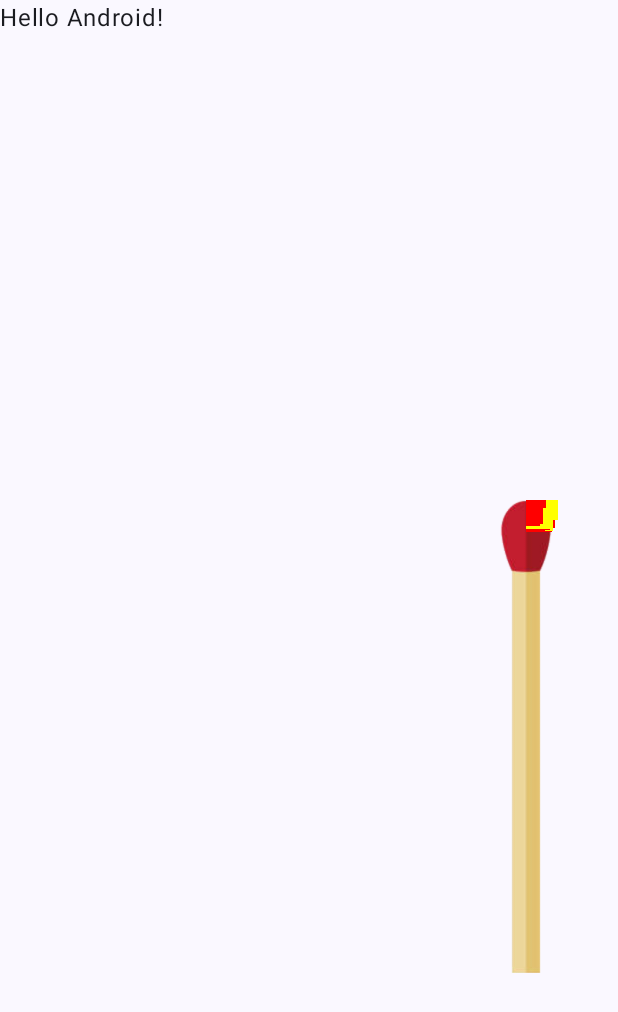
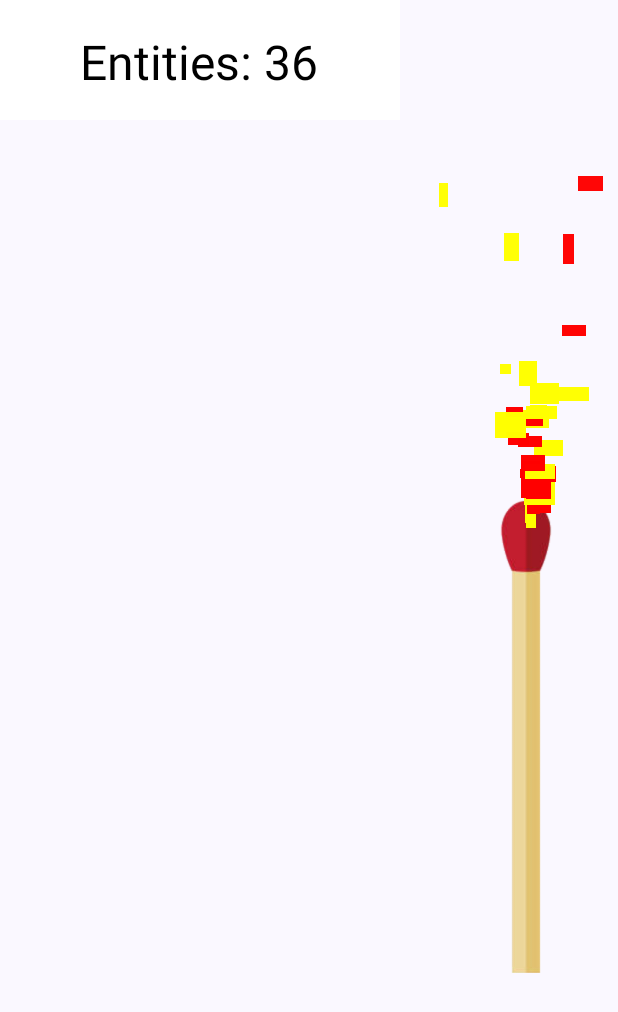
Before and after one commit to jschnall/ParticleOverlay, an Android app built with Jetpack Compose: the screen it shows after launch (MainActivity), on a phone screen of 412 x 824 dp. Shown: the top 1012 px of the screen. Run offline under Robolectric (Android 15) with nearby library versions, the phone set to English and light mode, and no system bars.

Commit message:
Render debug info. Engine now floating point based. Added exact, range and list parameter types for initializing particles.

```diff
--- a/app/src/main/java/dev/wary/particle/engine/Emitter.kt
+++ b/app/src/main/java/dev/wary/particle/engine/Emitter.kt
@@ -3,8 +3,7 @@ package dev.wary.particle.engine
 import android.graphics.Color
 import kotlin.math.abs
 import kotlin.random.Random
-import kotlin.random.nextInt
-import kotlin.random.nextLong
+
 
 fun interface ParticleBuilder {
     fun build(source: Source): Particle
@@ -34,18 +33,20 @@ class TemplateParticleBuilder(val template: Particle): ParticleBuilder {
 }
 
 class RangedParticleBuilder(val params: ParticleParams): ParticleBuilder {
-    override fun build(source: Source) = Particle(
-            lifeSpan = Random.nextLong(params.lifeSpan),
-            width = Random.nextInt(params.width),
-            height = Random.nextInt(params.height),
+    override fun build(source: Source): Particle {
+        return Particle(
+            lifeSpan = params.lifeSpan.value,
+            width = params.width.value,
+            height = params.height.value,
             position = source.startPosition().copy(),
-            velocity = Point(Random.nextInt(params.vx), Random.nextInt(params.vy)),
-            acceleration = Point(Random.nextInt(params.ax), Random.nextInt(params.ay)),
-            drawableResId = if (params.drawableResIds.isEmpty()) null else params.drawableResIds[Random.nextInt(params.drawableResIds.size)],
-            color = params.colors[Random.nextInt(params.colors.size)],
-            alpha = params.alpha?.let { Random.nextInt(it) },
-            alphaChange = Random.nextInt(params.alphaChange)
-    )
+            velocity = Point(params.vx.value, params.vy.value),
+            acceleration = Point(params.ax.value, params.ay.value),
+            drawableResId = params.drawableResIds?.value,
+            color = params.colors.value,
+            alpha = params.alpha?.let { params.alpha.value },
+            alphaChange = params.alphaChange.value
+        )
+    }
 }
 
 class PointEmitter(
@@ -53,8 +54,8 @@ class PointEmitter(
     val builder: ParticleBuilder,
 ): Entity(
     position = position,
-    width = 1,
-    height = 1
+    width = 1.0,
+    height = 1.0
 ), Emitter, Source {
     override fun emit() = builder.build(this)
     override fun startPosition() = position
@@ -73,14 +74,14 @@ class LineEmitter(
 
     override fun startPosition(): Point {
         if (end.x == start.x) {
-            return Point(start.x, Random.nextInt(minOf(start.y, end.y), maxOf(start.y, end.y) + 1))
+            return Point(start.x, Random.nextDouble(minOf(start.y, end.y), maxOf(start.y, end.y) + 1))
         }
 
         // y = mx + b
         val m = (end.y - start.y) / (end.x - start.x)
         val b = start.y - m * start.x
 
-        val x = Random.nextInt(minOf(start.x, end.x), maxOf(start.x, end.x) + 1)
+        val x = Random.nextDouble(minOf(start.x, end.x), maxOf(start.x, end.x) + 1)
         val y = m * x + b
 
         return Point(x, y)
@@ -92,11 +93,11 @@ class ParticleEmitter(
     val emitRate: Int = 0,
     val source: Source? = null,
     lifeSpan: Long,
-    width: Int,
-    height: Int,
+    width: Double,
+    height: Double,
     position: Point,
-    velocity: Point = Point(0, 0),
-    acceleration: Point = Point(0, 0),
+    velocity: Point = Point(0.0, 0.0),
+    acceleration: Point = Point(0.0, 0.0),
     drawableResId: Int? = null,
     color: Int = Color.TRANSPARENT
 ): Particle(
--- a/app/src/main/java/dev/wary/particle/engine/Engine.kt
+++ b/app/src/main/java/dev/wary/particle/engine/Engine.kt
@@ -2,9 +2,6 @@ package dev.wary.particle.engine
 
 import android.content.Context
 import android.graphics.Canvas
-import android.graphics.Rect
-import java.util.logging.Logger
-import kotlin.math.abs
 
 enum class OverflowPolicy {
     DO_NOT_CREATE,
@@ -23,7 +20,7 @@ class ParticleEngine(
     val maxCapacity: Int = 10_000,
     val overflowPolicy: OverflowPolicy = OverflowPolicy.DO_NOT_CREATE
 ) {
-    val bounds = Rect(0, 0, 0, 0)
+    val bounds = Rect(0.0, 0.0, 0.0, 0.0)
     val entities = mutableListOf<Entity>()
     var startIndex = 0
     var lastUpdateTime = 0L
@@ -33,19 +30,20 @@ class ParticleEngine(
     }
 
     fun onSizeChanged(width: Int, height: Int) {
-        bounds.right = width
-        bounds.bottom = height
+        bounds.right = width.toDouble()
+        bounds.bottom = height.toDouble()
     }
 
-    fun draw(canvas: Canvas, context: Context) {
+    fun onDraw(canvas: Canvas, context: Context) {
         for (entity in entities) {
             if (entity is Particle) {
                 renderer.drawParticle(entity, canvas, context)
             }
         }
+        if (DEBUG) renderer.drawDebugInfo(canvas, this)
     }
 
-    fun update(currentTime: Long) {
+    fun onUpdate(currentTime: Long) {
         val elapsedTime = if (lastUpdateTime == 0L) 1 else currentTime - lastUpdateTime
         lastUpdateTime = currentTime
 
@@ -83,21 +81,21 @@ class ParticleEngine(
     }
 
     private fun updateParticle(particle: Particle, elapsedTime: Long) {
-        val vxFrame = (particle.velocity.x / elapsedTime).toInt()
-        val vyFrame = (particle.velocity.y / elapsedTime).toInt()
+        val vxFrame = particle.velocity.x * elapsedTime
+        val vyFrame = particle.velocity.y * elapsedTime
 
         handleCollisions(particle, vxFrame, vyFrame)
 
         particle.lifeSpan -= elapsedTime
-        particle.velocity.x += (particle.acceleration.x / elapsedTime).toInt()
-        particle.velocity.y += (particle.acceleration.y / elapsedTime).toInt()
+        particle.velocity.x += particle.acceleration.x * elapsedTime
+        particle.velocity.y += particle.acceleration.y * elapsedTime
 
         particle.alpha?.let {
-            particle.alpha = (it + (particle.alphaChange / elapsedTime)).toInt().coerceIn(0, 255)
+            particle.alpha = (it + (particle.alphaChange * elapsedTime)).coerceIn(0.0, 255.0)
         }
     }
 
-    private fun handleCollisions(particle: Particle, vxFrame: Int, vyFrame: Int) {
+    private fun handleCollisions(particle: Particle, vxFrame: Double, vyFrame: Double) {
         var collision = false
         if (edgeCollisions && collidesWithEdge(particle, vxFrame, vyFrame)) {
             collision = true
@@ -115,7 +113,7 @@ class ParticleEngine(
         }
     }
 
-    private fun collidesWithEdge(particle: Particle, vxFrame: Int, vyFrame: Int): Boolean {
+    private fun collidesWithEdge(particle: Particle, vxFrame: Double, vyFrame: Double): Boolean {
         val newX = particle.position.x + vxFrame
         val newY = particle.position.y + vyFrame
 
@@ -152,4 +150,8 @@ class ParticleEngine(
 
         return result
     }
+
+    companion object {
+        const val DEBUG = true
+    }
 }
--- a/app/src/main/java/dev/wary/particle/engine/Particle.kt
+++ b/app/src/main/java/dev/wary/particle/engine/Particle.kt
@@ -2,15 +2,17 @@ package dev.wary.particle.engine
 
 import android.graphics.Color
 import java.util.logging.Logger
+import kotlin.random.Random
 
-data class Point(var x: Int, var y: Int)
+data class Point(var x: Double, var y: Double)
+data class Rect(var left: Double, var top: Double, var right: Double, var bottom: Double) {
+    val width: Double
+        get() = right - left
 
-enum class Offset {
-    NONE,
-    CENTER,
-    CENTER_VERTICAL,
-    CENTER_HORIZONTAL
+    val height: Double
+        get() = bottom - top
 }
+
 data class CollisionBehavior(
     val onEdgeCollision: ((Particle) -> Unit) = {
         Logger.getLogger("foo").info("Collision")
@@ -18,35 +20,69 @@ data class CollisionBehavior(
     val onParticleCollision: ((Particle) -> Unit) = {}
 )
 
-open class Entity(val position: Point, var width: Int, var height: Int)
+// TODO replace Entity with Rect?
+open class Entity(val position: Point, var width: Double, var height: Double)
 
 open class Particle(
     position: Point,
-    width: Int,
-    height: Int,
+    width: Double,
+    height: Double,
     var lifeSpan: Long,
-    val velocity: Point = Point(0, 0),
-    val acceleration: Point = Point(0, 0),
+    val velocity: Point = Point(0.0, 0.0),
+    val acceleration: Point = Point(0.0, 0.0),
     // val sizeDelta: Point,
-    var alpha: Int? = null,
-    val alphaChange: Int = 0,
+    var alpha: Double? = null,
+    val alphaChange: Double = 0.0,
     var drawableResId: Int? = null,
     var color: Int = Color.TRANSPARENT,
     // var colorDelta: Int,
     val collisionBehavior: CollisionBehavior = CollisionBehavior()
 ): Entity (position = position, width = width, height = height)
 
+interface Param<T> {
+    val value: T
+}
+
+class ExactParam<T>(val v: T): Param<T> {
+    override val value: T
+        get() = v
+}
+
+class ListParam<T>(val list: List<T>): Param<T> {
+    override val value: T
+        get() = list[Random.nextInt(0, list.size)]
+}
+
+fun <T> listParamOf(vararg items: T) = ListParam(items.toList())
+
+abstract class RangeParam<T>(val from: T, val toExclusive: T): Param<T>
+
+class IntRangeParam(from: Int, toExclusive: Int): RangeParam<Int>(from, toExclusive) {
+    override val value
+        get() = Random.nextInt(from, toExclusive)
+}
+
+class LongRangeParam(from: Long, toExclusive: Long): RangeParam<Long>(from, toExclusive) {
+    override val value
+        get() = Random.nextLong(from, toExclusive)
+}
+
+class DoubleRangeParam(from: Double, toExclusive: Double): RangeParam<Double>(from, toExclusive) {
+    override val value
+        get() = Random.nextDouble(from, toExclusive)
+}
+
 // Used to Initialize new particles
 data class ParticleParams(
-    val lifeSpan: LongRange, // Lifespan of particle in millis
-    val width: IntRange,
-    val height: IntRange,
-    val vx: IntRange,
-    val vy: IntRange,
-    val ax: IntRange,
-    val ay: IntRange,
-    val drawableResIds: List<Int> = emptyList(),
-    val colors: List<Int> = listOf(Color.TRANSPARENT),
-    val alpha: IntRange? = null,
-    val alphaChange: IntRange = IntRange(0, 0)
+    val lifeSpan: Param<Long>, // Lifespan of particle in millis
+    val width: Param<Double>,
+    val height: Param<Double>,
+    val vx: Param<Double>,
+    val vy: Param<Double>,
+    val ax: Param<Double>,
+    val ay: Param<Double>,
+    val drawableResIds: ListParam<Int>? = null,
+    val colors: Param<Int> = ListParam(listOf(Color.TRANSPARENT)),
+    val alpha: Param<Double>? = null,
+    val alphaChange: Param<Double> = ExactParam(0.0)
 )
--- a/app/src/main/java/dev/wary/particle/engine/Renderer.kt
+++ b/app/src/main/java/dev/wary/particle/engine/Renderer.kt
@@ -3,27 +3,35 @@ package dev.wary.particle.engine
 import android.content.Context
 import android.graphics.BlendMode
 import android.graphics.Canvas
+import android.graphics.Color
 import android.graphics.Paint
 import android.graphics.Rect
 import androidx.appcompat.content.res.AppCompatResources
-import androidx.core.graphics.withTranslation
-import java.util.logging.Logger
 
 
 class ParticleRenderer {
     private val paint = Paint()
     private val bounds = Rect(0,0,0,0)
 
+    fun drawDebugInfo(canvas: Canvas, engine: ParticleEngine) {
+        paint.alpha = 255
+        paint.color = Color.WHITE
+        canvas.drawRect(0f, 0f, 400f, 120f, paint)
+        paint.color = Color.BLACK
+        paint.textSize = 48f
+        canvas.drawText("Entities: ${engine.entities.size }", 80f, 80f, paint)
+    }
+
     fun drawParticle(particle: Particle, canvas: Canvas, context: Context) {
-        bounds.left = particle.position.x
-        bounds.right = particle.position.x + particle.width
-        bounds.top = particle.position.y
-        bounds.bottom = particle.position.y + particle.height
+        bounds.left = particle.position.x.toInt()
+        bounds.right = (particle.position.x + particle.width).toInt()
+        bounds.top = particle.position.y.toInt()
+        bounds.bottom = (particle.position.y + particle.height).toInt()
 
         // Draw background
         paint.color = particle.color
         particle.alpha?.let {
-            paint.alpha = it
+            paint.alpha = it.toInt()
         }
         canvas.drawRect(bounds, paint)
 
--- a/app/src/main/java/dev/wary/particle/ui/LineEmitterScreen.kt
+++ b/app/src/main/java/dev/wary/particle/ui/LineEmitterScreen.kt
@@ -1,26 +1,16 @@
 package dev.wary.particle.ui
 
-import androidx.compose.foundation.Canvas
-import androidx.compose.foundation.background
+import androidx.compose.foundation.layout.Box
 import androidx.compose.foundation.layout.fillMaxSize
 import androidx.compose.foundation.layout.padding
 import androidx.compose.material3.Scaffold
 import androidx.compose.material3.Text
 import androidx.compose.runtime.Composable
-import androidx.compose.runtime.LaunchedEffect
-import androidx.compose.runtime.MutableState
-import androidx.compose.runtime.getValue
 import androidx.compose.runtime.mutableStateOf
 import androidx.compose.runtime.neverEqualPolicy
 import androidx.compose.runtime.remember
-import androidx.compose.runtime.setValue
-import androidx.compose.runtime.withFrameMillis
+import androidx.compose.ui.Alignment
 import androidx.compose.ui.Modifier
-import androidx.compose.ui.draw.clipToBounds
-import androidx.compose.ui.graphics.Color
-import androidx.compose.ui.graphics.drawscope.drawIntoCanvas
-import androidx.compose.ui.graphics.nativeCanvas
-import androidx.compose.ui.platform.LocalContext
 import androidx.compose.ui.tooling.preview.Preview
 import dev.wary.particle.R
 import dev.wary.particle.engine.Entity
@@ -30,17 +20,15 @@ import dev.wary.particle.engine.ParticleEngine
 import dev.wary.particle.engine.Point
 import dev.wary.particle.engine.TemplateParticleBuilder
 import dev.wary.particle.ui.theme.MyApplicationTheme
-import java.util.logging.Logger
 
 @Composable
 fun LineEmitterScreen(modifier: Modifier = Modifier) {
     val engine = remember { mutableStateOf(buildLineEmitter(), neverEqualPolicy()) }
 
     Scaffold(modifier = Modifier.fillMaxSize()) { innerPadding ->
-        Greeting(
-            name = "Android",
-            modifier = Modifier.padding(innerPadding)
-        )
+        Box(modifier = Modifier.fillMaxSize()) {
+            Greeting(name = "This is a test ", modifier = modifier.align(Alignment.Center))
+        }
         ParticleOverlay(modifier = Modifier.fillMaxSize(), engine)
     }
 }
@@ -48,17 +36,17 @@ fun LineEmitterScreen(modifier: Modifier = Modifier) {
 fun buildLineEmitter(): ParticleEngine {
     val builder = TemplateParticleBuilder(
         Particle(
-            Point(1, 1),
-            width = 64,
-            height = 64,
+            Point(0.0, 0.0),
+            width = 64.0,
+            height = 64.0,
             lifeSpan = 7000,
-            velocity = Point(200, 120),
+            velocity = Point(2.0, 1.2),
             //color = Color.BLUE,
             drawableResId = R.drawable.snowflake
         )
     )
     val entities = mutableListOf<Entity>().apply {
-        add(LineEmitter(Point(1, 1), Point(1, 400), builder))
+        add(LineEmitter(Point(1.0, 1.0), Point(1.0, 400.0), builder))
     }
 
     return ParticleEngine(entities)
--- a/app/src/main/java/dev/wary/particle/ui/ParticleEmitterScreen.kt
+++ b/app/src/main/java/dev/wary/particle/ui/ParticleEmitterScreen.kt
@@ -15,8 +15,12 @@ import dev.wary.particle.engine.ParticleEmitter
 import dev.wary.particle.engine.ParticleEngine
 import dev.wary.particle.engine.ParticleParams
 import dev.wary.particle.engine.Point
-import dev.wary.particle.engine.PointEmitter
+import dev.wary.particle.engine.DoubleRangeParam
+import dev.wary.particle.engine.ExactParam
+import dev.wary.particle.engine.ListParam
+import dev.wary.particle.engine.LongRangeParam
 import dev.wary.particle.engine.RangedParticleBuilder
+import dev.wary.particle.engine.listParamOf
 
 @Composable
 fun ParticleEmitterScreen(modifier: Modifier = Modifier) {
@@ -34,25 +38,25 @@ fun ParticleEmitterScreen(modifier: Modifier = Modifier) {
 fun buildParticleEmitter(): ParticleEngine {
     val builder = RangedParticleBuilder(
         ParticleParams(
-            lifeSpan = LongRange(1000, 10_000),
-            width = IntRange(8, 32),
-            height = IntRange(8, 32),
-            vx = IntRange(-40, 40),
-            vy = IntRange(-40, -20),
-            ax = IntRange(0, 0),
-            ay = IntRange(0, 0),
-            colors = listOf(
+            lifeSpan = LongRangeParam(1000, 5000),
+            width = DoubleRangeParam(8.0, 32.0),
+            height = DoubleRangeParam(8.0, 32.0),
+            vx = DoubleRangeParam(-0.02, 0.02),
+            vy = DoubleRangeParam(-0.1, -0.04),
+            ax = ExactParam(0.0),
+            ay = ExactParam(0.0),
+            colors = listParamOf(
                 Color.RED, Color.YELLOW
             ),
-            alpha = IntRange(255, 255),
-            alphaChange = IntRange(-20, -20)
+            alpha = ExactParam(255.0),
+            alphaChange = DoubleRangeParam(-0.002, -0.001)
         )
     )
 
-    val x = 500
-    val y = 500
-    val w = 52
-    val h = 473
+    val x = 500.0
+    val y = 500.0
+    val w = 52.0
+    val h = 473.0
 
     val entities = mutableListOf<Entity>().apply {
         add(
@@ -63,7 +67,7 @@ fun buildParticleEmitter(): ParticleEngine {
                 width = w,
                 height = h,
                 position = Point(x, y),
-                velocity = Point(0, 0),
+                velocity = Point(0.0, 0.0),
                 drawableResId = R.drawable.match
             )
         )
--- a/app/src/main/java/dev/wary/particle/ui/ParticleOverlay.kt
+++ b/app/src/main/java/dev/wary/particle/ui/ParticleOverlay.kt
@@ -6,10 +6,6 @@ import androidx.compose.foundation.layout.fillMaxSize
 import androidx.compose.runtime.Composable
 import androidx.compose.runtime.LaunchedEffect
 import androidx.compose.runtime.MutableState
-import androidx.compose.runtime.getValue
-import androidx.compose.runtime.mutableStateOf
-import androidx.compose.runtime.remember
-import androidx.compose.runtime.setValue
 import androidx.compose.runtime.withFrameMillis
 import androidx.compose.ui.Modifier
 import androidx.compose.ui.draw.clipToBounds
@@ -18,9 +14,7 @@ import androidx.compose.ui.graphics.drawscope.drawIntoCanvas
 import androidx.compose.ui.graphics.nativeCanvas
 import androidx.compose.ui.layout.onSizeChanged
 import androidx.compose.ui.platform.LocalContext
-import dev.wary.particle.engine.Entity
 import dev.wary.particle.engine.ParticleEngine
-import java.util.logging.Logger
 
 @Composable
 fun ParticleOverlay(modifier: Modifier = Modifier, engine: MutableState<ParticleEngine>) {
@@ -29,7 +23,7 @@ fun ParticleOverlay(modifier: Modifier = Modifier, engine: MutableState<Particle
     LaunchedEffect(Unit) {
         while (true) {
             withFrameMillis { currentTime ->
-                engine.value.update(currentTime)
+                engine.value.onUpdate(currentTime)
                 engine.value = engine.value
             }
         }
@@ -45,7 +39,7 @@ fun ParticleOverlay(modifier: Modifier = Modifier, engine: MutableState<Particle
             },
         onDraw = {
             drawIntoCanvas { canvas ->
-                engine.value.draw(canvas.nativeCanvas, context)
+                engine.value.onDraw(canvas.nativeCanvas, context)
             }
         }
     )
--- a/app/src/main/java/dev/wary/particle/ui/PointEmitterScreen.kt
+++ b/app/src/main/java/dev/wary/particle/ui/PointEmitterScreen.kt
@@ -14,7 +14,11 @@ import dev.wary.particle.engine.ParticleEngine
 import dev.wary.particle.engine.ParticleParams
 import dev.wary.particle.engine.Point
 import dev.wary.particle.engine.PointEmitter
+import dev.wary.particle.engine.DoubleRangeParam
+import dev.wary.particle.engine.ExactParam
+import dev.wary.particle.engine.LongRangeParam
 import dev.wary.particle.engine.RangedParticleBuilder
+import dev.wary.particle.engine.listParamOf
 
 @Composable
 fun PointEmitterScreen(modifier: Modifier = Modifier) {
@@ -32,20 +36,20 @@ fun PointEmitterScreen(modifier: Modifier = Modifier) {
 fun buildPointEmitter(): ParticleEngine {
     val builder = RangedParticleBuilder(
         ParticleParams(
-            lifeSpan = LongRange(1000, 5000),
-            width = IntRange(4, 16),
-            height = IntRange(4, 16),
-            vx = IntRange(-4, 4),
-            vy = IntRange(-4, 4),
-            ax = IntRange(0, 0),
-            ay = IntRange(0, 0),
-            colors = listOf(
+            lifeSpan = LongRangeParam(1000, 5000),
+            width = DoubleRangeParam(4.0, 16.0),
+            height = DoubleRangeParam(8.0, 16.0),
+            vx = DoubleRangeParam(-0.4, 0.4),
+            vy = DoubleRangeParam(-0.4, 0.4),
+            ax = ExactParam(0.0),
+            ay = ExactParam(0.0),
+            colors = listParamOf(
                 Color.RED, Color.GREEN, Color.BLUE, Color.YELLOW, Color.MAGENTA
             )
         )
     )
     val entities = mutableListOf<Entity>().apply {
-        add(PointEmitter(Point(200, 200), builder))
+        add(PointEmitter(Point(200.0, 200.0), builder))
     }
 
     return ParticleEngine(entities)
```
